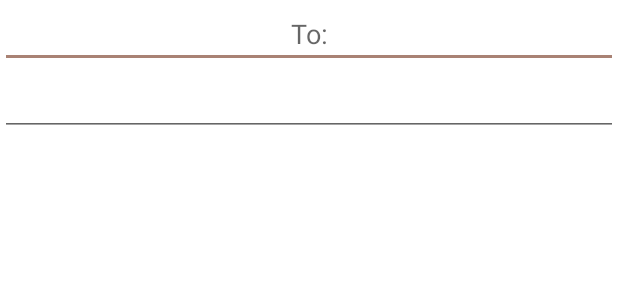
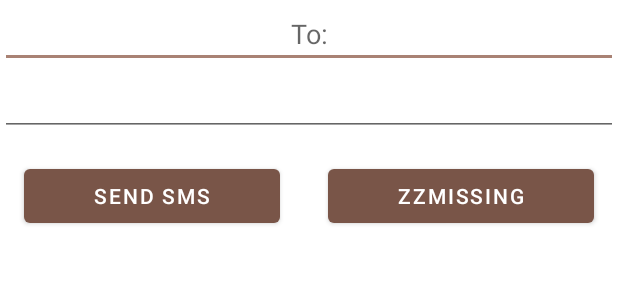
Before and after one commit to mayokunadeniyi/Dog-Pool, an Android app: the layout send_sms_layout.xml on its own in the app's theme, with its tools: preview values and no code run, on a phone screen of 412 x 824 dp. Shown: the top 300 px of the screen. Run offline under Robolectric (Android 15) with nearby library versions, the phone set to English and light mode, and no system bars; network calls fail.

Commit message:
Add send and cancel buttons

```diff
--- a/app/src/main/res/layout/send_sms_layout.xml
+++ b/app/src/main/res/layout/send_sms_layout.xml
@@ -5,14 +5,14 @@
     <data>
         <variable
             name="smsInfo"
-            type="com.example.aboutdogs.model.SmsInfo" />
+            type="com.example.dogpool.model.SmsInfo" />
     </data>
 
     <LinearLayout
         android:layout_width="match_parent"
-        android:layout_height="match_parent"
+        android:layout_height="wrap_content"
         android:orientation="vertical"
-        android:gravity="center_horizontal">
+        android:gravity="center_vertical">
 
         <EditText
             android:id="@+id/smsDestination"
@@ -28,12 +28,34 @@
             android:inputType="textMultiLine"
             android:gravity="center_horizontal"
             android:text="@{smsInfo.text}"/>
+
         <ImageView
+            imageUrl="@{smsInfo.imageUrl}"
             android:layout_width="match_parent"
             android:layout_height="wrap_content"
-            imageUrl="@{smsInfo.imageUrl}"
-            android:scaleType="center"/>
+            android:scaleType="center" />
 
+        <LinearLayout
+            android:layout_width="match_parent"
+            android:layout_height="match_parent"
+            android:orientation="horizontal">
+
+            <Button
+                android:id="@+id/send_sms_id"
+                android:layout_width="wrap_content"
+                android:layout_height="wrap_content"
+                android:layout_weight="1"
+                android:layout_margin="@dimen/fab_margin"
+                android:text="@string/send_sms" />
+
+            <Button
+                android:id="@+id/cancel_id"
+                android:layout_width="wrap_content"
+                android:layout_height="wrap_content"
+                android:layout_weight="1"
+                android:layout_margin="@dimen/fab_margin"
+                android:text="@string/cancel" />
+        </LinearLayout>
 
     </LinearLayout>
 </layout>
```
